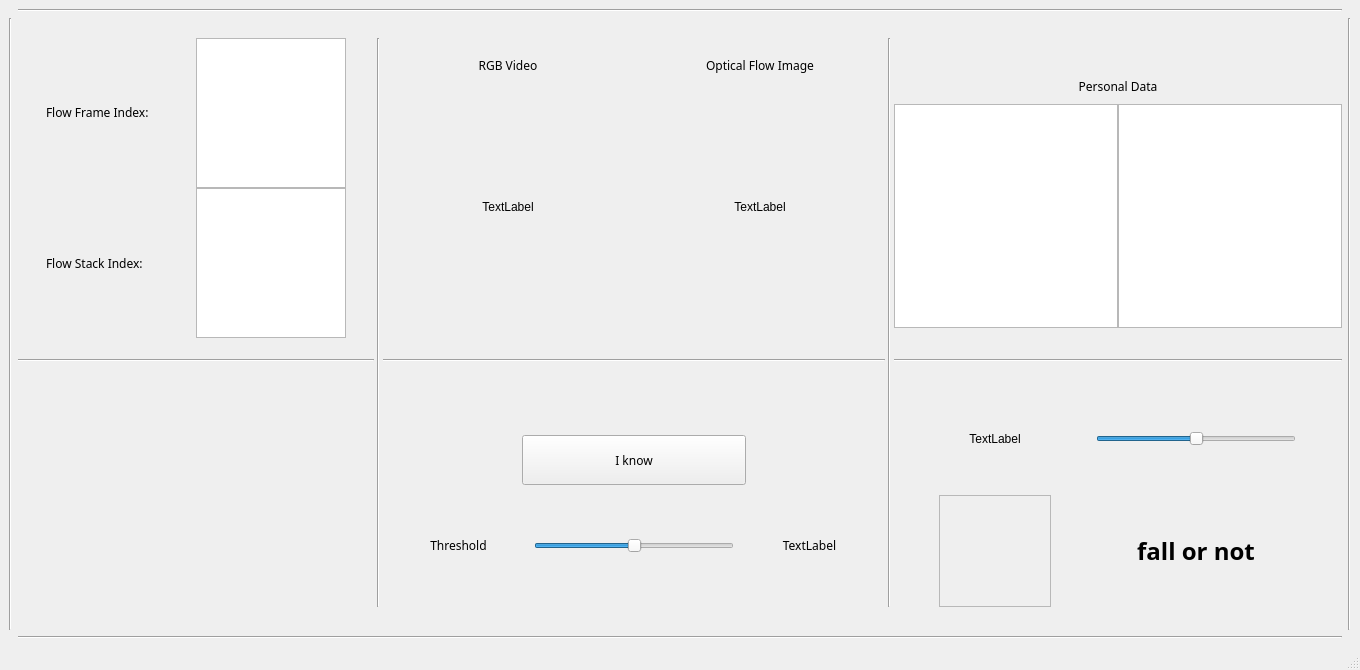
Old version of the form windows/untitled.ui in the repository NeonHo/Nirvana_Fall_Detection_System.
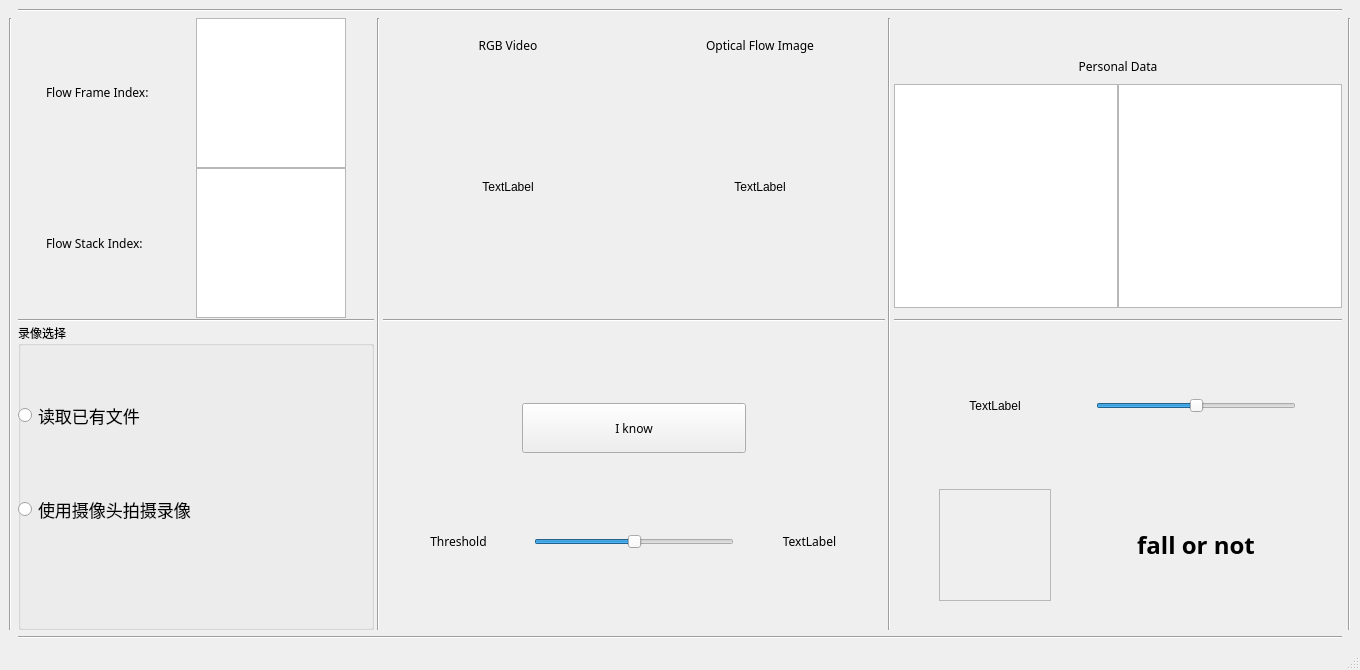
New version of the form.

Commit message: add choose function.

The edit to the form file:
```diff
--- a/windows/untitled.ui
+++ b/windows/untitled.ui
@@ -503,9 +503,6 @@
         </property>
        </widget>
       </item>
-      <item row="2" column="0">
-       <layout class="QGridLayout" name="gridLayout_10"/>
-      </item>
       <item row="0" column="1" rowspan="3">
        <widget class="Line" name="line">
         <property name="sizePolicy">
@@ -627,6 +624,65 @@
         </property>
        </widget>
       </item>
+      <item row="2" column="0">
+       <widget class="QGroupBox" name="groupBox">
+        <property name="sizePolicy">
+         <sizepolicy hsizetype="Expanding" vsizetype="Expanding">
+          <horstretch>0</horstretch>
+          <verstretch>0</verstretch>
+         </sizepolicy>
+        </property>
+        <property name="font">
+         <font>
+          <family>Arial Black</family>
+         </font>
+        </property>
+        <property name="title">
+         <string>录像选择</string>
+        </property>
+        <widget class="QWidget" name="gridLayoutWidget">
+         <property name="geometry">
+          <rect>
+           <x>0</x>
+           <y>20</y>
+           <width>331</width>
+           <height>241</height>
+          </rect>
+         </property>
+         <layout class="QGridLayout" name="gridLayout">
+          <item row="0" column="0">
+           <widget class="QRadioButton" name="radioButton">
+            <property name="font">
+             <font>
+              <family>Arial Black</family>
+              <pointsize>13</pointsize>
+             </font>
+            </property>
+            <property name="layoutDirection">
+             <enum>Qt::LeftToRight</enum>
+            </property>
+            <property name="text">
+             <string>读取已有文件</string>
+            </property>
+           </widget>
+          </item>
+          <item row="1" column="0">
+           <widget class="QRadioButton" name="radioButton_2">
+            <property name="font">
+             <font>
+              <family>Arial Black</family>
+              <pointsize>13</pointsize>
+             </font>
+            </property>
+            <property name="text">
+             <string>使用摄像头拍摄录像</string>
+            </property>
+           </widget>
+          </item>
+         </layout>
+        </widget>
+       </widget>
+      </item>
      </layout>
     </item>
     <item row="3" column="1">
```
The commit also changes 1 other file.
